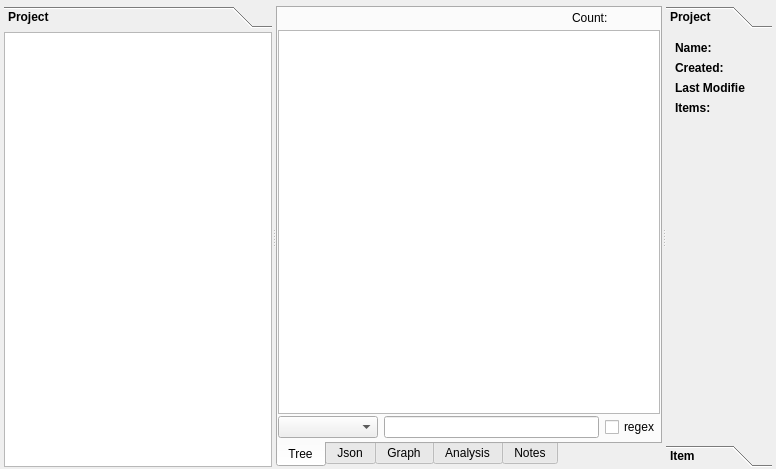
This is sub3suite/src/project/Project.ui in 3nock/OTE as Qt 5 draws it before an edit. The edited form follows.
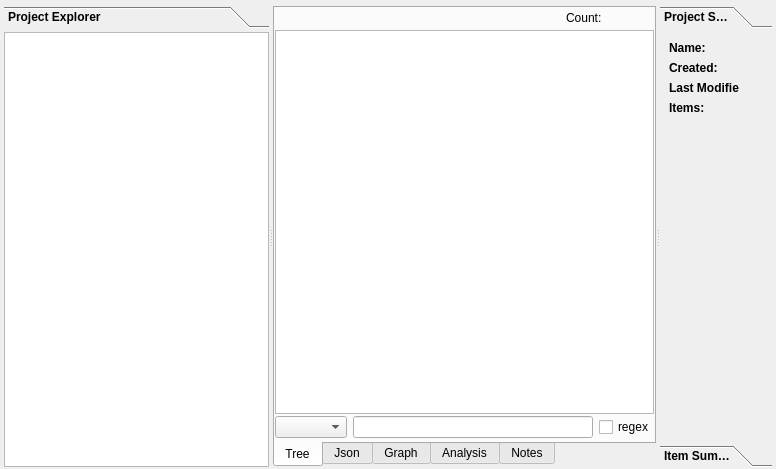
This is the edited form.

Diff of the .ui file:
```diff
--- a/sub3suite/src/project/Project.ui
+++ b/sub3suite/src/project/Project.ui
@@ -68,12 +68,12 @@
          <rect>
           <x>0</x>
           <y>0</y>
-          <width>293</width>
+          <width>256</width>
           <height>436</height>
          </rect>
         </property>
         <attribute name="label">
-         <string>Project</string>
+         <string>Project Explorer</string>
         </attribute>
         <layout class="QVBoxLayout" name="verticalLayout">
          <property name="leftMargin">
@@ -92,6 +92,7 @@
           <widget class="QTreeView" name="treeViewExplorer">
            <property name="font">
             <font>
+             <family>MS Shell Dlg 2</family>
              <pointsize>8</pointsize>
              <weight>75</weight>
              <bold>true</bold>
@@ -179,6 +180,7 @@
           <widget class="QTreeView" name="treeViewTree">
            <property name="font">
             <font>
+             <family>MS Shell Dlg 2</family>
              <pointsize>8</pointsize>
             </font>
            </property>
@@ -213,10 +215,10 @@
             <bool>true</bool>
            </attribute>
            <attribute name="headerMinimumSectionSize">
-            <number>40</number>
+            <number>50</number>
            </attribute>
            <attribute name="headerDefaultSectionSize">
-            <number>40</number>
+            <number>250</number>
            </attribute>
            <attribute name="headerShowSortIndicator" stdset="0">
             <bool>true</bool>
@@ -232,7 +234,7 @@
             <widget class="QComboBox" name="comboBoxFilter">
              <property name="minimumSize">
               <size>
-               <width>100</width>
+               <width>0</width>
                <height>0</height>
               </size>
              </property>
@@ -440,12 +442,12 @@
         <rect>
          <x>0</x>
          <y>0</y>
-         <width>118</width>
+         <width>103</width>
          <height>411</height>
         </rect>
        </property>
        <attribute name="label">
-        <string>Project</string>
+        <string>Project Summary</string>
        </attribute>
        <layout class="QVBoxLayout" name="verticalLayout_7">
         <item>
@@ -613,7 +615,7 @@
         </rect>
        </property>
        <attribute name="label">
-        <string>Item</string>
+        <string>Item Summary</string>
        </attribute>
        <layout class="QVBoxLayout" name="verticalLayout_3">
         <item>
```
Left out of the diff: 2 changed lines with no effect on the pictures.
